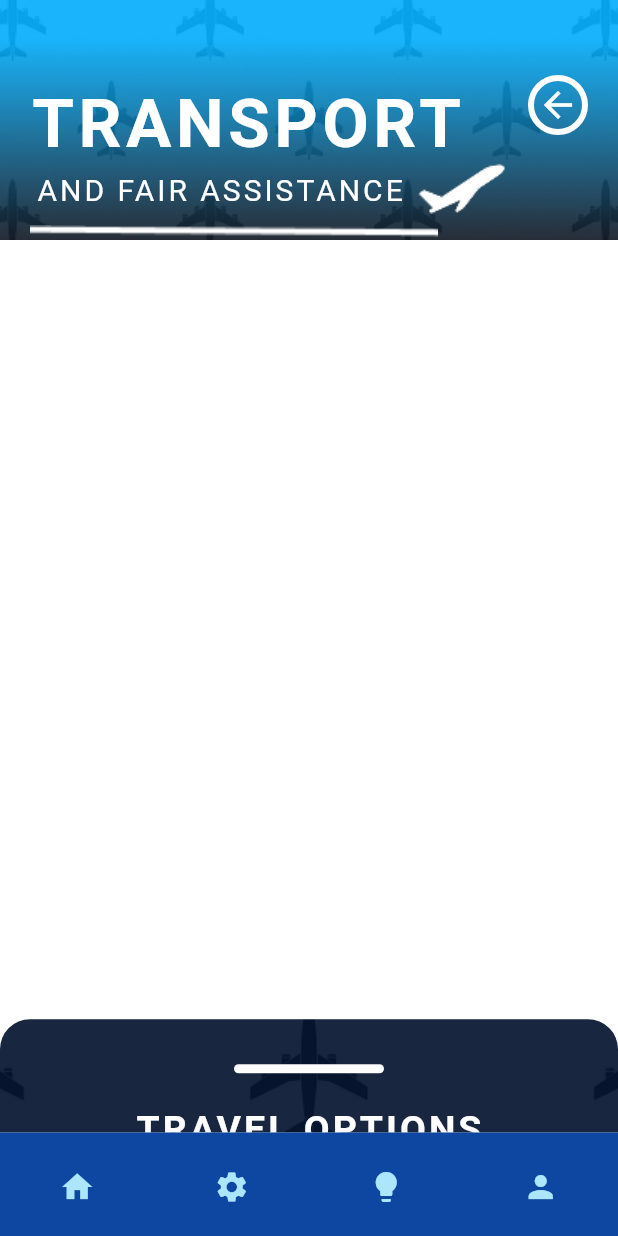
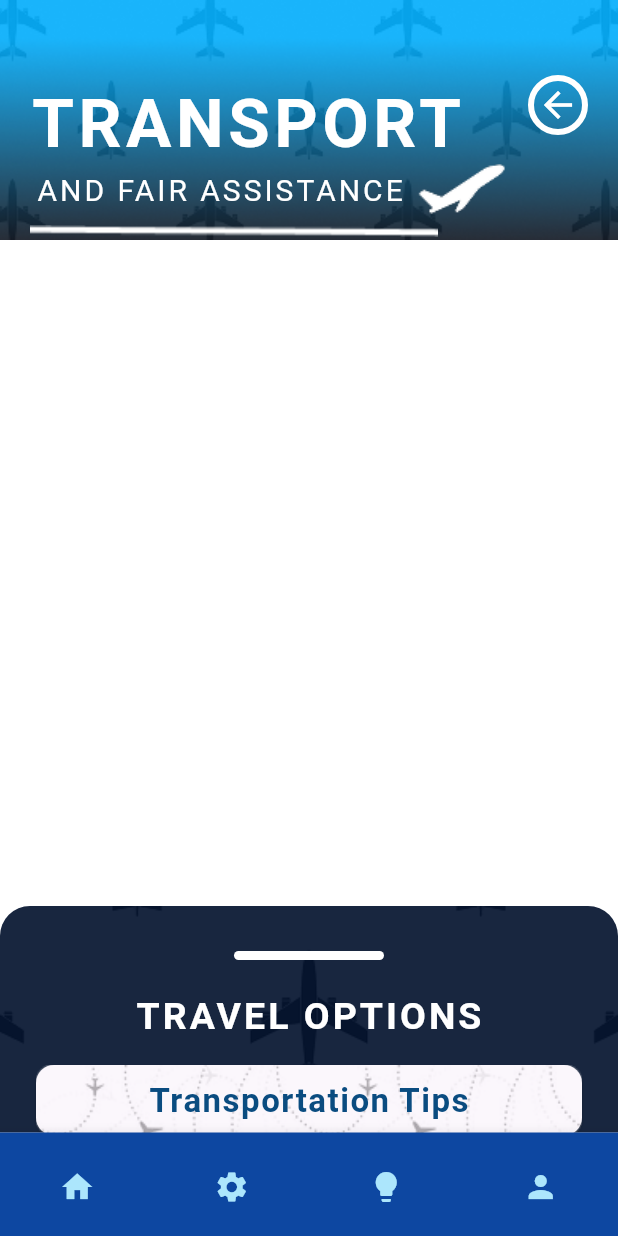
Before and after one commit to CREW-72/jet-set-go, a Flutter app: the HomePage screen opened directly, on a phone screen of 412 x 824 dp. Run offline on Flutter 3.47's test engine with Material 3 defaults, Android fonts, the phone set to English and light mode, and no system bars; our stand-ins replace google_fonts.

Commit message:
Add transportation tips button

```diff
--- a/lib/transport.dart
+++ b/lib/transport.dart
@@ -39,11 +39,11 @@ class _HomePageState extends State<HomePage> {
     return Scaffold(
       body: Stack(
         children: [
-          // Background Image
+          // Background Color
           Container(
             decoration: BoxDecoration(
               color: Colors.white, // Set background color to white
-              ),
+            ),
           ),
 
           // Header Image
@@ -58,17 +58,17 @@ class _HomePageState extends State<HomePage> {
             ),
           ),
 
-          //HEADER
+          // HEADER TEXT
           Positioned(
-            top: 50, // Moves text 50 pixels from the top
+            top: 50,
             left: 20,
             child: Text(
               'TRANSPORT',
               style: TextStyle(
-                  fontSize: 45,
-                  fontWeight: FontWeight.bold,
-                  color: Colors.white,
-                  letterSpacing: 3.0,
+                fontSize: 45,
+                fontWeight: FontWeight.bold,
+                color: Colors.white,
+                letterSpacing: 3.0,
               ),
             ),
           ),
@@ -98,7 +98,7 @@ class _HomePageState extends State<HomePage> {
             ),
           ),
 
-          // Line Image
+          // Plane Image
           Positioned(
             top: 100,
             right: 70,
@@ -108,8 +108,9 @@ class _HomePageState extends State<HomePage> {
             ),
           ),
 
+          // Back Button
           Positioned(
-            top: 50, // Adjust as needed
+            top: 50,
             right: 20,
             child: Container(
               width: 40,
@@ -117,27 +118,27 @@ class _HomePageState extends State<HomePage> {
               decoration: BoxDecoration(
                 shape: BoxShape.circle,
                 border: Border.all(
-                  color: Colors.white, // Border color
-                  width: 4, // Thick border
+                  color: Colors.white,
+                  width: 4,
                 ),
               ),
               child: IconButton(
                 icon: Icon(
                   Icons.arrow_back,
                   color: Colors.white,
-                  size: 28, // Arrow size
+                  size: 28,
                 ),
-                padding: EdgeInsets.zero, // Remove extra padding
-                onPressed: () {
-                },
+                padding: EdgeInsets.zero,
+                onPressed: () {},
               ),
             ),
           ),
 
+          // Draggable Scrollable Sheet
           DraggableScrollableSheet(
-            initialChildSize: 0.1, // Shows small part at bottom
-            minChildSize: 0.1, // Minimum visible size
-            maxChildSize: 0.6, // Maximum size when dragged
+            initialChildSize: 0.2,
+            minChildSize: 0.2,
+            maxChildSize: 0.7,
             builder: (context, scrollController) {
               return Container(
                 decoration: BoxDecoration(
@@ -178,10 +179,53 @@ class _HomePageState extends State<HomePage> {
                           ),
 
                           SizedBox(height: 10),
-                          ElevatedButton(
-                            onPressed: () {},
-                            child: Text("Button 1"),
+                          Expanded(
+                            child: Card(
+                              child: InkWell(
+                                onTap: () {}, // Button action
+                                child: Ink(
+                                  decoration: BoxDecoration(
+                                    image: DecorationImage(
+                                      image: AssetImage("assets/images/whitebg.png"), // Background image
+                                      fit: BoxFit.fill,
+                                    ),
+                                  ),
+
+                                  child: Padding(
+                                    padding: const EdgeInsets.symmetric(vertical: 08), // Adjust height
+                                    child: Row(
+                                      mainAxisAlignment: MainAxisAlignment.center,
+                                      children: [
+                                        Text(
+                                          'Transportation Tips', // Button text
+                                          style: TextStyle(
+                                            fontSize: 22,
+                                            fontWeight: FontWeight.bold,
+                                            color: Color(0xFF0A4C80),
+                                            letterSpacing: 1.0,
+                                          ),
+                                        ),
+                                      ],
+                                    ),
+                                  ),
+                                ),
+                              ),
+                            ),
                           ),
+
+                          SizedBox(height: 30),
+                          Center(
+                            child: Text(
+                              '- Popular Travel Options -',
+                              style: TextStyle(
+                                fontSize: 25,
+                                color: Colors.white,
+                                letterSpacing: 2.0,
+                              ),
+                            ),
+                          ),
+
+                          // Buttons
                           SizedBox(height: 10),
                           ElevatedButton(
                             onPressed: () {},
@@ -197,12 +241,6 @@ class _HomePageState extends State<HomePage> {
                             onPressed: () {},
                             child: Text("Button 4"),
                           ),
-                          SizedBox(height: 10),
-                          ElevatedButton(
-                            onPressed: () {},
-                            child: Text("Button 5"),
-                          ),
-
                           SizedBox(height: 10),
                           ElevatedButton(
                             onPressed: () {},
```
Also changed, not shown: assets/images/whitebg.png.
